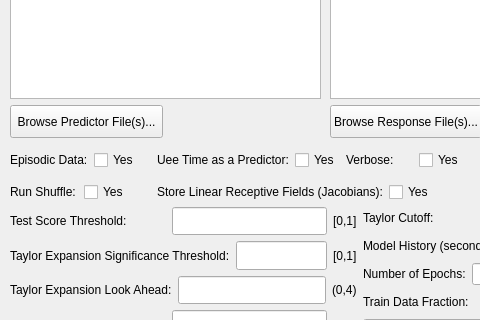
The window that neuro_mine/ui/mine_form.ui (matovic5/neuro_mine) describes before a commit, drawn with Qt 5; both pictures show x 0 to 480 and y 143 to 463 of the 634 by 632 pixel window.
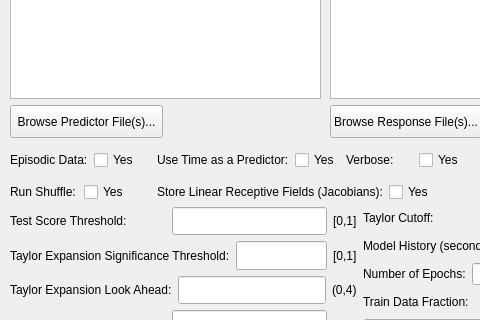
The same window after the commit. Icons and pictures are not drawn.

```diff
--- a/neuro_mine/ui/mine_form.ui
+++ b/neuro_mine/ui/mine_form.ui
@@ -296,7 +296,7 @@
          </sizepolicy>
         </property>
         <property name="text">
-         <string>Uee Time as a Predictor:</string>
+         <string>Use Time as a Predictor:</string>
         </property>
        </widget>
       </item>
```
